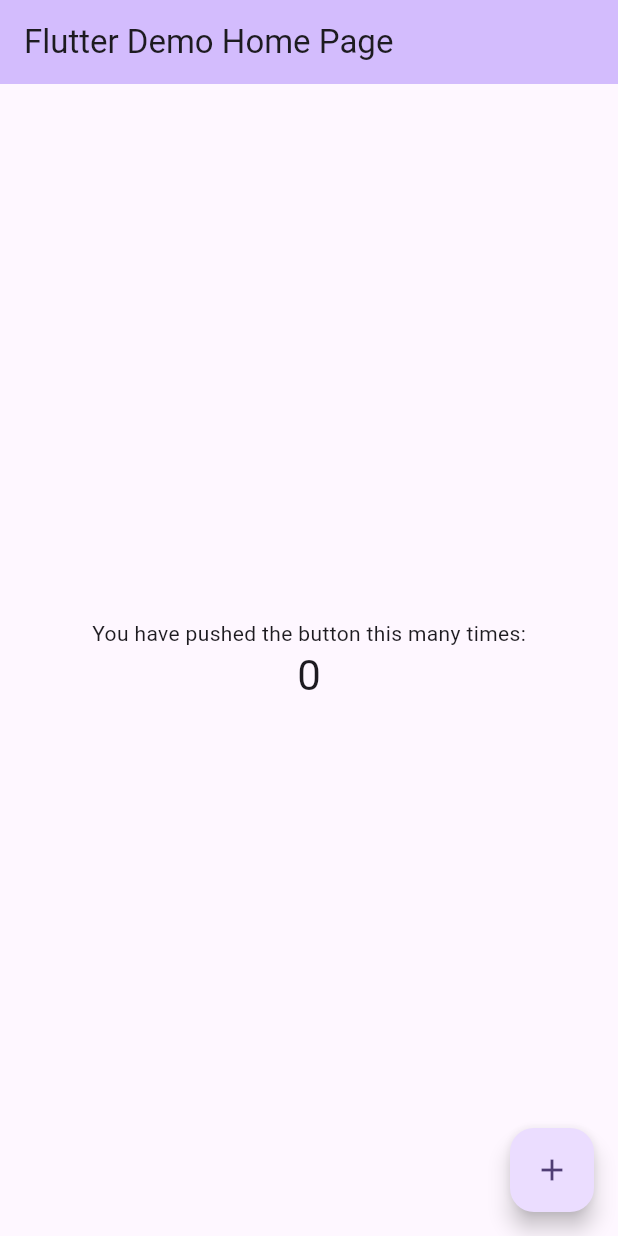
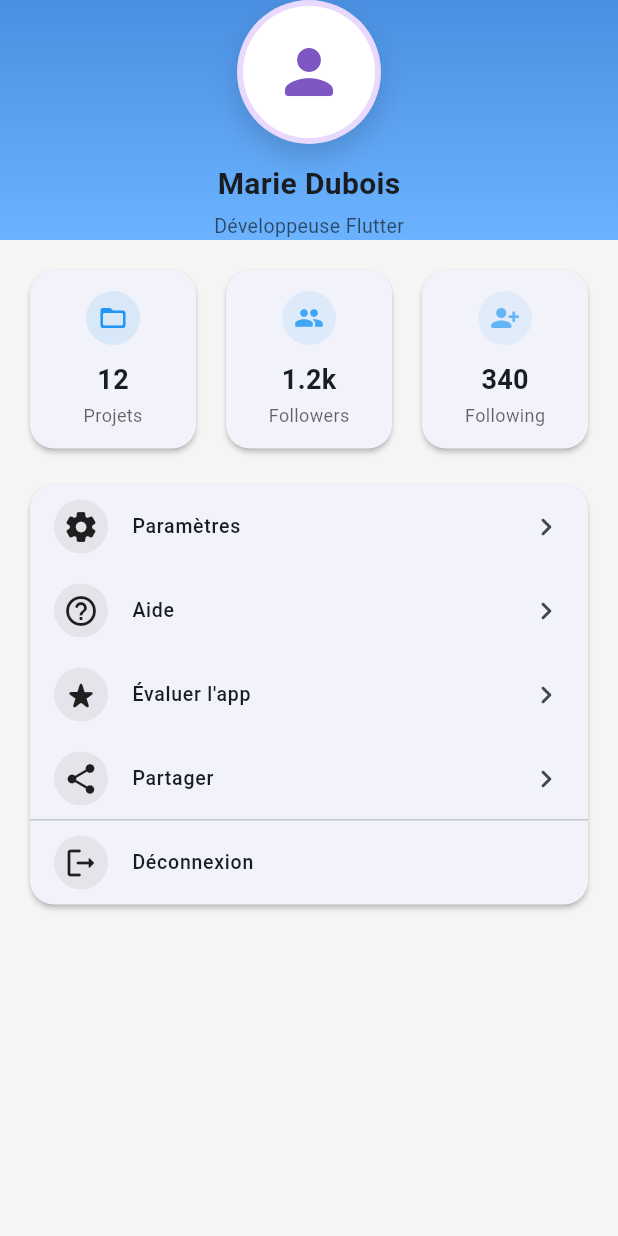
Before and after one commit to kingBechir/flutter-exos, a Flutter app: the screen it shows after launch, on a phone screen of 412 x 824 dp. Run offline on Flutter 3.47's test engine with Material 3 defaults, Android fonts, the light colour scheme and no system bars.

Commit message:
Reproduire l'interface de profil utilisateur

```diff
--- a/exo6_app/lib/main.dart
+++ b/exo6_app/lib/main.dart
@@ -1,122 +1,314 @@
+// j'importe le package flutter de base (widgets, material design etc.)
 import 'package:flutter/material.dart';
 
+// point d'entrée de mon app
 void main() {
-  runApp(const MyApp());
+  // je lance mon app qui s'appelle Exo6App
+  runApp(const Exo6App());
 }
 
-class MyApp extends StatelessWidget {
-  const MyApp({super.key});
+// c'est mon widget principal
+class Exo6App extends StatelessWidget {
+  const Exo6App({super.key}); // constructeur de base
 
-  // This widget is the root of your application.
   @override
   Widget build(BuildContext context) {
+    // je retourne une MaterialApp (c'est la base de toutes les apps flutter)
     return MaterialApp(
-      title: 'Flutter Demo',
+      debugShowCheckedModeBanner: false, // j'enlève le petit bandeau "debug"
+      title: 'Exo 6 - Profil', // titre de mon app
       theme: ThemeData(
-        // This is the theme of your application.
-        //
-        // TRY THIS: Try running your application with "flutter run". You'll see
-        // the application has a purple toolbar. Then, without quitting the app,
-        // try changing the seedColor in the colorScheme below to Colors.green
-        // and then invoke "hot reload" (save your changes or press the "hot
-        // reload" button in a Flutter-supported IDE, or press "r" if you used
-        // the command line to start the app).
-        //
-        // Notice that the counter didn't reset back to zero; the application
-        // state is not lost during the reload. To reset the state, use hot
-        // restart instead.
-        //
-        // This works for code too, not just values: Most code changes can be
-        // tested with just a hot reload.
-        colorScheme: ColorScheme.fromSeed(seedColor: Colors.deepPurple),
+        useMaterial3: true, // j'active material 3 (nouveau design flutter)
+        colorSchemeSeed: const Color(0xFF4A90E2), // couleur principale (bleu)
+        fontFamily: 'Roboto', // police du texte
       ),
-      home: const MyHomePage(title: 'Flutter Demo Home Page'),
+      home: const ProfilePage(), // la première page affichée est ProfilePage
     );
   }
 }
 
-class MyHomePage extends StatefulWidget {
-  const MyHomePage({super.key, required this.title});
-
-  // This widget is the home page of your application. It is stateful, meaning
-  // that it has a State object (defined below) that contains fields that affect
-  // how it looks.
-
-  // This class is the configuration for the state. It holds the values (in this
-  // case the title) provided by the parent (in this case the App widget) and
-  // used by the build method of the State. Fields in a Widget subclass are
-  // always marked "final".
-
-  final String title;
-
-  @override
-  State<MyHomePage> createState() => _MyHomePageState();
-}
-
-class _MyHomePageState extends State<MyHomePage> {
-  int _counter = 0;
-
-  void _incrementCounter() {
-    setState(() {
-      // This call to setState tells the Flutter framework that something has
-      // changed in this State, which causes it to rerun the build method below
-      // so that the display can reflect the updated values. If we changed
-      // _counter without calling setState(), then the build method would not be
-      // called again, and so nothing would appear to happen.
-      _counter++;
-    });
-  }
+// ma page de profil
+class ProfilePage extends StatelessWidget {
+  const ProfilePage({super.key});
 
   @override
   Widget build(BuildContext context) {
-    // This method is rerun every time setState is called, for instance as done
-    // by the _incrementCounter method above.
-    //
-    // The Flutter framework has been optimized to make rerunning build methods
-    // fast, so that you can just rebuild anything that needs updating rather
-    // than having to individually change instances of widgets.
+    final bg = const Color(0xFFF5F5F5); // couleur gris clair pour le fond
+
     return Scaffold(
-      appBar: AppBar(
-        // TRY THIS: Try changing the color here to a specific color (to
-        // Colors.amber, perhaps?) and trigger a hot reload to see the AppBar
-        // change color while the other colors stay the same.
-        backgroundColor: Theme.of(context).colorScheme.inversePrimary,
-        // Here we take the value from the MyHomePage object that was created by
-        // the App.build method, and use it to set our appbar title.
-        title: Text(widget.title),
+      backgroundColor: bg, // j’applique la couleur du fond
+      body: SafeArea( // safe area pour pas que ça touche les bordures (ex: notch)
+        child: SingleChildScrollView( // je mets un scroll pour pas déborder
+          child: Column(
+            children: [
+              // j’affiche le header (haut de la page)
+              const _ProfileHeader(),
+
+              // espace
+              const SizedBox(height: 16),
+
+              // mes 3 cartes de stats (projets, followers, following)
+              Padding(
+                padding: const EdgeInsets.symmetric(horizontal: 16), // marge
+                child: Row(
+                  children: const [
+                    Expanded( // 1ere carte
+                      child: _StatCard(
+                        icon: Icons.folder_open_rounded, // icône dossier
+                        iconColor: Color(0xFF2196F3), // bleu foncé
+                        value: '12', // valeur affichée
+                        label: 'Projets', // label en dessous
+                      ),
+                    ),
+                    SizedBox(width: 12), // espace entre les cartes
+                    Expanded( // 2eme carte
+                      child: _StatCard(
+                        icon: Icons.group_rounded, // icône groupe
+                        iconColor: Color(0xFF42A5F5), // bleu moyen
+                        value: '1.2k', // valeur
+                        label: 'Followers', // label
+                      ),
+                    ),
+                    SizedBox(width: 12), // espace
+                    Expanded( // 3eme carte
+                      child: _StatCard(
+                        icon: Icons.person_add_alt_1_rounded, // icône ajout user
+                        iconColor: Color(0xFF64B5F6), // bleu clair
+                        value: '340', // valeur
+                        label: 'Following', // label
+                      ),
+                    ),
+                  ],
+                ),
+              ),
+
+              // espace
+              const SizedBox(height: 16),
+
+              // le menu des options (paramètres, aide etc.)
+              const _OptionsCard(),
+
+              // espace final
+              const SizedBox(height: 24),
+            ],
+          ),
+        ),
       ),
-      body: Center(
-        // Center is a layout widget. It takes a single child and positions it
-        // in the middle of the parent.
+    );
+  }
+}
+
+// header en haut avec le dégradé + avatar + nom
+class _ProfileHeader extends StatelessWidget {
+  const _ProfileHeader();
+
+  @override
+  Widget build(BuildContext context) {
+    return Stack( // je stacke des widgets les uns sur les autres
+      clipBehavior: Clip.none,
+      alignment: Alignment.center, // centré
+      children: [
+        // fond bleu dégradé
+        Container(
+          height: 160,
+          width: double.infinity,
+          decoration: const BoxDecoration(
+            gradient: LinearGradient(
+              colors: [Color(0xFF4A90E2), Color(0xFF6BB3FF)], // bleu foncé -> clair
+              begin: Alignment.topCenter,
+              end: Alignment.bottomCenter,
+            ),
+          ),
+        ),
+
+        // avatar + textes positionnés en bas
+        Positioned(
+          bottom: -64, // je fais descendre un peu
+          child: Column(
+            children: [
+              // avatar rond
+              Container(
+                decoration: BoxDecoration(
+                  shape: BoxShape.circle,
+                  boxShadow: [
+                    BoxShadow(
+                      color: Colors.black.withOpacity(0.15), // petite ombre
+                      blurRadius: 16,
+                      offset: const Offset(0, 8),
+                    ),
+                  ],
+                ),
+                child: const CircleAvatar(
+                  radius: 48, // taille avatar externe
+                  backgroundColor: Color(0xFFE9D9FF), // halo violet
+                  child: CircleAvatar(
+                    radius: 44, // cercle interne
+                    backgroundColor: Colors.white,
+                    child: Icon(
+                      Icons.person_rounded, // icône utilisateur
+                      size: 48,
+                      color: Color(0xFF7E57C2), // violet foncé
+                    ),
+                  ),
+                ),
+              ),
+              const SizedBox(height: 12),
+              const Text(
+                'Marie Dubois', // nom affiché
+                style: TextStyle(
+                  fontSize: 20,
+                  fontWeight: FontWeight.w700,
+                ),
+              ),
+              const SizedBox(height: 4),
+              Text(
+                'Développeuse Flutter', // sous-titre
+                style: TextStyle(
+                  color: Colors.black.withOpacity(0.6),
+                  fontSize: 13,
+                ),
+              ),
+              const SizedBox(height: 64), // espace avant les stats
+            ],
+          ),
+        ),
+      ],
+    );
+  }
+}
+
+// composant d’une carte statistique (réutilisable)
+class _StatCard extends StatelessWidget {
+  final IconData icon;
+  final Color iconColor;
+  final String value;
+  final String label;
+
+  const _StatCard({
+    required this.icon,
+    required this.iconColor,
+    required this.value,
+    required this.label,
+  });
+
+  @override
+  Widget build(BuildContext context) {
+    return Card( // une petite carte avec ombre
+      elevation: 1.5,
+      shape: RoundedRectangleBorder(borderRadius: BorderRadius.circular(16)),
+      child: Padding(
+        padding: const EdgeInsets.symmetric(horizontal: 12, vertical: 14),
         child: Column(
-          // Column is also a layout widget. It takes a list of children and
-          // arranges them vertically. By default, it sizes itself to fit its
-          // children horizontally, and tries to be as tall as its parent.
-          //
-          // Column has various properties to control how it sizes itself and
-          // how it positions its children. Here we use mainAxisAlignment to
-          // center the children vertically; the main axis here is the vertical
-          // axis because Columns are vertical (the cross axis would be
-          // horizontal).
-          //
-          // TRY THIS: Invoke "debug painting" (choose the "Toggle Debug Paint"
-          // action in the IDE, or press "p" in the console), to see the
-          // wireframe for each widget.
-          mainAxisAlignment: MainAxisAlignment.center,
-          children: <Widget>[
-            const Text('You have pushed the button this many times:'),
+          mainAxisSize: MainAxisSize.min,
+          children: [
+            CircleAvatar( // icône dans un cercle
+              radius: 18,
+              backgroundColor: iconColor.withOpacity(0.12),
+              child: Icon(icon, color: iconColor, size: 20),
+            ),
+            const SizedBox(height: 10),
             Text(
-              '$_counter',
-              style: Theme.of(context).textTheme.headlineMedium,
+              value, // j’affiche la valeur
+              style: const TextStyle(
+                fontSize: 18,
+                fontWeight: FontWeight.w700,
+              ),
+            ),
+            const SizedBox(height: 2),
+            Text(
+              label, // j’affiche le label
+              style: TextStyle(
+                fontSize: 12,
+                color: Colors.black.withOpacity(0.6),
+              ),
             ),
           ],
         ),
       ),
-      floatingActionButton: FloatingActionButton(
-        onPressed: _incrementCounter,
-        tooltip: 'Increment',
-        child: const Icon(Icons.add),
-      ), // This trailing comma makes auto-formatting nicer for build methods.
     );
   }
 }
+
+// carte qui contient toutes les options (liste de menus)
+class _OptionsCard extends StatelessWidget {
+  const _OptionsCard();
+
+  @override
+  Widget build(BuildContext context) {
+    final tileColor = Colors.black.withOpacity(0.06); // fond gris pour icônes
+
+    return Padding(
+      padding: const EdgeInsets.symmetric(horizontal: 16),
+      child: Card(
+        elevation: 1.5,
+        shape: RoundedRectangleBorder(borderRadius: BorderRadius.circular(16)),
+        child: Column(
+          children: [
+            _OptionTile(
+              icon: Icons.settings_rounded,
+              bgColor: tileColor,
+              title: 'Paramètres',
+              trailing: Icons.chevron_right_rounded, // petite flèche
+            ),
+            _OptionTile(
+              icon: Icons.help_outline_rounded,
+              bgColor: tileColor,
+              title: 'Aide',
+              trailing: Icons.chevron_right_rounded,
+            ),
+            _OptionTile(
+              icon: Icons.star_rate_rounded,
+              bgColor: tileColor,
+              title: "Évaluer l'app",
+              trailing: Icons.chevron_right_rounded,
+            ),
+            _OptionTile(
+              icon: Icons.share_rounded,
+              bgColor: tileColor,
+              title: 'Partager',
+              trailing: Icons.chevron_right_rounded,
+            ),
+            const Divider(height: 0), // séparateur
+            _OptionTile(
+              icon: Icons.logout_rounded,
+              bgColor: tileColor,
+              title: 'Déconnexion',
+              trailing: null, // pas de flèche
+            ),
+          ],
+        ),
+      ),
+    );
+  }
+}
+
+// un seul bouton de menu
+class _OptionTile extends StatelessWidget {
+  final IconData icon;
+  final Color bgColor;
+  final String title;
+  final IconData? trailing;
+
+  const _OptionTile({
+    required this.icon,
+    required this.bgColor,
+    required this.title,
+    this.trailing,
+  });
+
+  @override
+  Widget build(BuildContext context) {
+    return ListTile(
+      leading: CircleAvatar( // petit rond à gauche avec icône
+        radius: 18,
+        backgroundColor: bgColor,
+        child: Icon(icon, color: Colors.black87),
+      ),
+      title: Text(title, style: const TextStyle(fontWeight: FontWeight.w500)),
+      trailing: trailing != null ? Icon(trailing) : null, // flèche si pas null
+      onTap: () {}, // je laisse vide, c’est juste visuel
+      dense: true, // compact
+      contentPadding: const EdgeInsets.symmetric(horizontal: 16, vertical: 4),
+    );
+  }
+}
```
Also changed, not shown: 13 other files.
